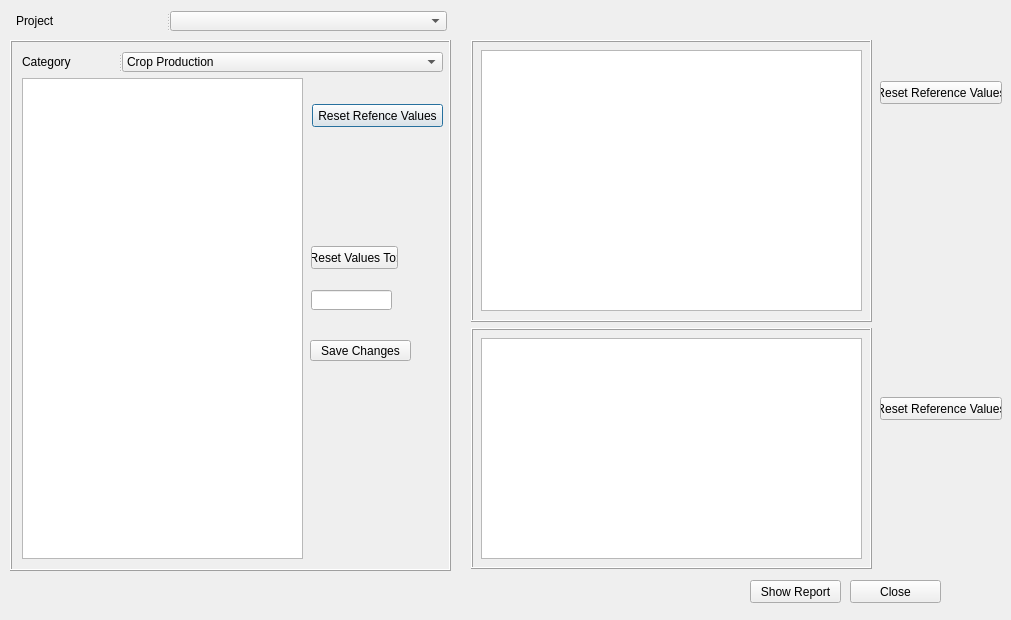
First picture: the form in src/openihm/gui/designs/ui_simulation.ui, repository snim2mirror/openihm, before the edit.
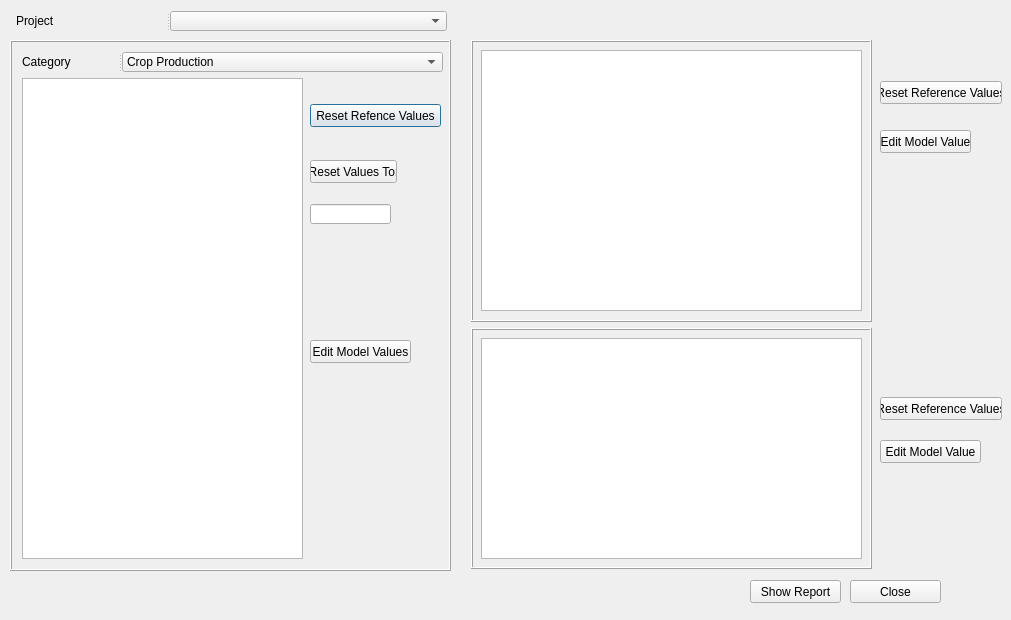
Second picture: the form after the edit.

Commit message: updating simulation code, fixing minor bug in spreadsheet generator

```diff
--- a/src/openihm/gui/designs/ui_simulation.ui
+++ b/src/openihm/gui/designs/ui_simulation.ui
@@ -43,7 +43,7 @@
    <widget class="QPushButton" name="btnClearIncomeValues">
     <property name="geometry">
      <rect>
-      <x>302</x>
+      <x>300</x>
       <y>64</y>
       <width>131</width>
       <height>23</height>
@@ -56,8 +56,8 @@
    <widget class="QPushButton" name="btnResetIncome">
     <property name="geometry">
      <rect>
-      <x>301</x>
-      <y>206</y>
+      <x>300</x>
+      <y>120</y>
       <width>87</width>
       <height>23</height>
      </rect>
@@ -69,8 +69,8 @@
    <widget class="QLineEdit" name="lineEdit">
     <property name="geometry">
      <rect>
-      <x>301</x>
-      <y>250</y>
+      <x>300</x>
+      <y>164</y>
       <width>81</width>
       <height>20</height>
      </rect>
@@ -142,11 +142,11 @@
       <x>300</x>
       <y>300</y>
       <width>101</width>
-      <height>21</height>
+      <height>23</height>
      </rect>
     </property>
     <property name="text">
-     <string>Save Changes</string>
+     <string>Edit Model Values</string>
     </property>
    </widget>
   </widget>
@@ -277,6 +277,32 @@
     <string>Close</string>
    </property>
   </widget>
+  <widget class="QPushButton" name="btnEditStandardOfLiving">
+   <property name="geometry">
+    <rect>
+     <x>880</x>
+     <y>130</y>
+     <width>91</width>
+     <height>23</height>
+    </rect>
+   </property>
+   <property name="text">
+    <string>Edit Model Value</string>
+   </property>
+  </widget>
+  <widget class="QPushButton" name="btnEditDiet">
+   <property name="geometry">
+    <rect>
+     <x>880</x>
+     <y>440</y>
+     <width>101</width>
+     <height>23</height>
+    </rect>
+   </property>
+   <property name="text">
+    <string>Edit Model Value</string>
+   </property>
+  </widget>
  </widget>
  <resources/>
  <connections>
```
Left out of the diff: 73 changed lines with no effect on the pictures. The commit also changes 10 other files.
